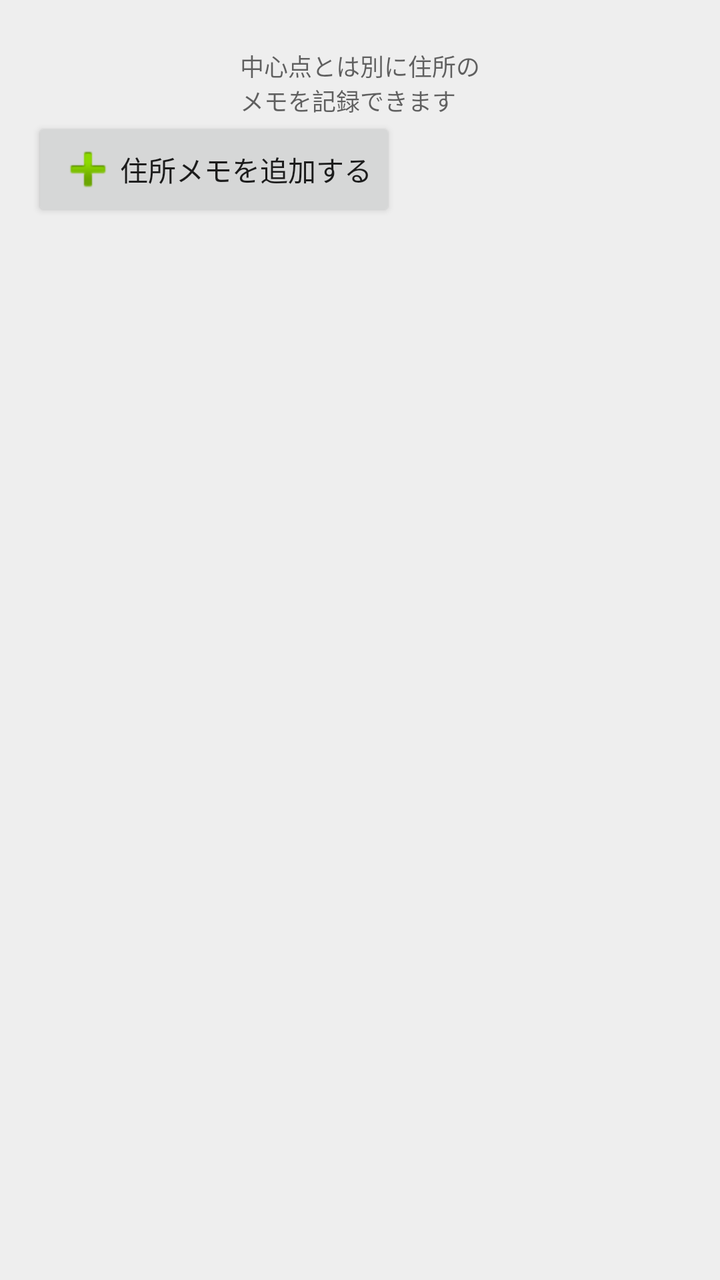
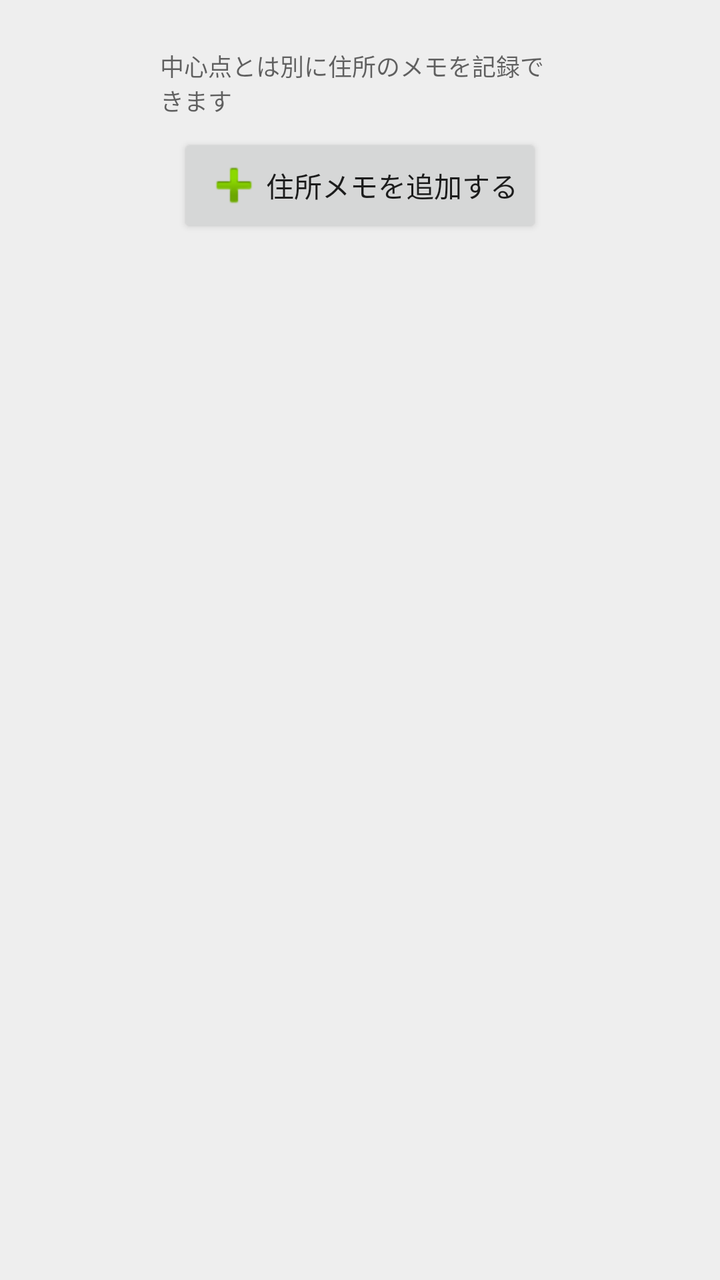

The first picture is an Android layout as it rendered before a commit; the second is the same layout after the commit. The layout source and the unified diff follow.
<!-- AndroidManifest.xml: application theme AppTheme -->
<!-- res/layout/fragment_sidemenu.xml -->
<?xml version="1.0" encoding="utf-8"?>
<LinearLayout xmlns:android="http://schemas.android.com/apk/res/android"
              android:layout_width="wrap_content"
              android:layout_height="match_parent"
              android:background="?attr/colorPrimary"
              android:orientation="vertical"
              android:paddingEnd="@dimen/sidemenu_space_end"
              android:paddingStart="@dimen/sidemenu_space_start"
              android:paddingTop="@dimen/sidemenu_space_top"
        >

    <TextView
            android:layout_width="wrap_content"
            android:layout_height="wrap_content"
            android:layout_gravity="center"
            android:maxWidth="120dp"
            android:text="@string/about_add_location_memo"
            android:textAppearance="@style/TextAppearance.AppCompat.Caption"
            />

    <Button
            android:id="@+id/button_add_location_memo"
            android:layout_width="wrap_content"
            android:layout_height="wrap_content"
            android:drawableStart="@android:drawable/ic_input_add"
            android:text="@string/add_location_memo"
            android:textAppearance="@style/TextAppearance.AppCompat.Button"
            />

    <ListView
            android:id="@+id/list_location_memos"
            android:layout_width="match_parent"
            android:layout_height="match_parent"
            />
</LinearLayout>
<!-- resources referenced by this layout -->
<resources>
  <dimen name="sidemenu_space_end">16dp</dimen>
  <dimen name="sidemenu_space_start">16dp</dimen>
  <dimen name="sidemenu_space_top">24dp</dimen>
  <string name="about_add_location_memo">中心点とは別に住所のメモを記録できます</string>
  <string name="add_location_memo">住所メモを追加する</string>
  <style name="AppTheme" parent="Theme.AppCompat.Light.NoActionBar">
          <item name="colorPrimary">#eeeeee</item>
          <item name="colorPrimaryDark">#999999</item>
          <item name="colorAccent">#666666</item>
      </style>
</resources>

<!-- the commit's change to res/layout/fragment_sidemenu.xml (unified diff, before → after) -->
@@ -3,6 +3,8 @@
               android:layout_width="wrap_content"
               android:layout_height="match_parent"
               android:background="?attr/colorPrimary"
+              android:gravity="center"
+              android:minWidth="@dimen/sidemenu_min_width"
               android:orientation="vertical"
               android:paddingEnd="@dimen/sidemenu_space_end"
               android:paddingStart="@dimen/sidemenu_space_start"
@@ -12,8 +14,7 @@
     <TextView
             android:layout_width="wrap_content"
             android:layout_height="wrap_content"
-            android:layout_gravity="center"
-            android:maxWidth="120dp"
+            android:maxWidth="200dp"
             android:text="@string/about_add_location_memo"
             android:textAppearance="@style/TextAppearance.AppCompat.Caption"
             />
@@ -22,6 +23,7 @@
             android:id="@+id/button_add_location_memo"
             android:layout_width="wrap_content"
             android:layout_height="wrap_content"
+            android:layout_marginTop="@dimen/sidemenu_content_margin"
             android:drawableStart="@android:drawable/ic_input_add"
             android:text="@string/add_location_memo"
             android:textAppearance="@style/TextAppearance.AppCompat.Button"
@@ -30,6 +32,11 @@
     <ListView
             android:id="@+id/list_location_memos"
             android:layout_width="match_parent"
-            android:layout_height="match_parent"
+            android:layout_height="0dp"
+            android:layout_marginTop="@dimen/sidemenu_content_margin"
+            android:divider="@android:color/transparent"
+            android:layout_weight="1"
             />
+
+
 </LinearLayout>
<!-- resource entries referenced after the edit -->
@@ -1,5 +1,7 @@
 <!-- resources referenced by this layout -->
 <resources>
+  <dimen name="sidemenu_content_margin">8dp</dimen>
+  <dimen name="sidemenu_min_width">300dp</dimen>
   <dimen name="sidemenu_space_end">16dp</dimen>
   <dimen name="sidemenu_space_start">16dp</dimen>
   <dimen name="sidemenu_space_top">24dp</dimen>
